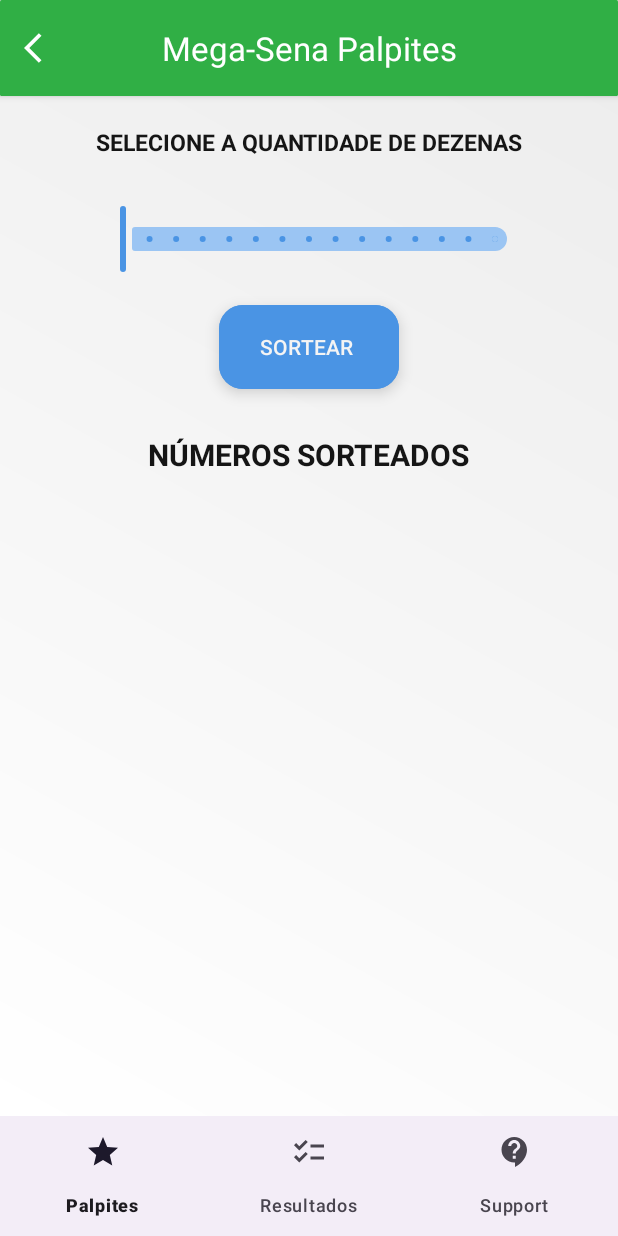
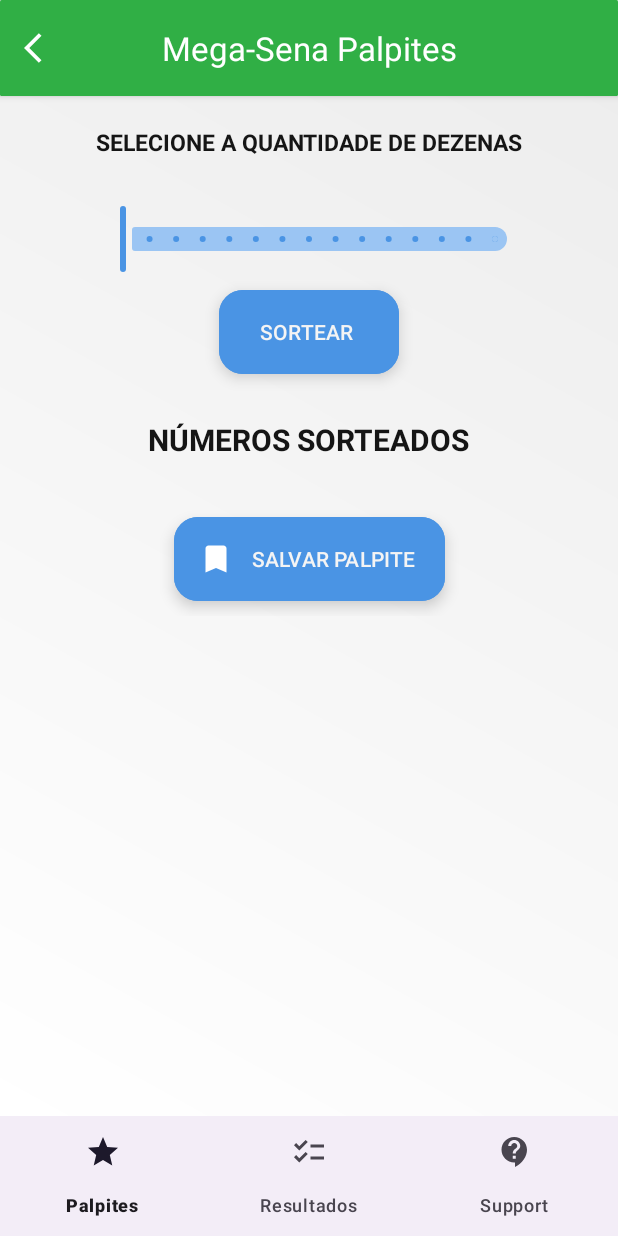
Before and after one commit to danielhungria/MinhaSorteApp, an Android app: the screen it shows after launch (MainActivity), after a tap on an icon or button, on a phone screen of 412 x 824 dp. Run offline under Robolectric (Android 15) with nearby library versions, the phone set to English and light mode, and no system bars; our stand-ins replace AdMob, Dagger/Hilt's generated code, Firebase (no records; nobody signed in at launch, a user with empty details on screens opened directly), Room's generated code, navigation-ui; network calls fail; pictures from the network do not load.

Commit message:
feature: button save palpites

```diff
--- a/app/src/main/java/br/com/minhasortemegasena/ui/games/megasena/MainFragment.kt
+++ b/app/src/main/java/br/com/minhasortemegasena/ui/games/megasena/MainFragment.kt
@@ -78,7 +78,7 @@
         binding.buttonFragmentMain.setOnClickListener {
             viewModel.generateRandomNumbers(sliderValue)
             viewModel.submitList(mainAdapter)
-            viewModel.onSaveEvent()
+//            viewModel.onSaveEvent()
         }
     }
 
--- /dev/null
+++ b/app/src/main/res/drawable/baseline_bookmark_24.xml
@@ -0,0 +1,5 @@
+<vector android:height="24dp" android:tint="#FFFFFF"
+    android:viewportHeight="24" android:viewportWidth="24"
+    android:width="24dp" xmlns:android="http://schemas.android.com/apk/res/android">
+    <path android:fillColor="@android:color/white" android:pathData="M17,3H7c-1.1,0 -1.99,0.9 -1.99,2L5,21l7,-3 7,3V5c0,-1.1 -0.9,-2 -2,-2z"/>
+</vector>
--- a/app/src/main/res/layout/fragment_main.xml
+++ b/app/src/main/res/layout/fragment_main.xml
@@ -90,7 +90,6 @@
                 app:layout_constraintTop_toBottomOf="@+id/text_view_dezenas_fragment_main"
                 app:thumbColor="#4A94E4"
                 app:trackColor="#9BC5F3"
-
                 />
 
             <com.google.android.gms.ads.AdView
@@ -105,7 +104,8 @@
                 ads:adUnitId="@string/ad_banner_default"
                 ads:layout_constraintEnd_toEndOf="parent"
                 ads:layout_constraintStart_toStartOf="parent"
-                ads:layout_constraintTop_toBottomOf="@+id/slider_fragment_main">
+                ads:layout_constraintTop_toBottomOf="@+id/slider_fragment_main"
+                android:visibility="gone">
 
             </com.google.android.gms.ads.AdView>
 
@@ -127,11 +127,29 @@
                 android:id="@+id/gridlayout_fragment_main"
                 android:layout_width="match_parent"
                 android:layout_height="wrap_content"
-                app:layout_constraintTop_toBottomOf="@+id/text_view_title_fragment_main"
+                app:layout_constraintTop_toBottomOf="@+id/adView2_main_fragment"
                 app:layout_constraintStart_toStartOf="parent"
                 tools:listitem="@layout/item_sorted_number"
                 app:layoutManager="androidx.recyclerview.widget.GridLayoutManager"
                 android:orientation="horizontal"
+                />
+
+            <com.google.android.material.floatingactionbutton.ExtendedFloatingActionButton
+                android:id="@+id/button_save_sorted_number"
+                android:layout_width="wrap_content"
+                android:layout_height="wrap_content"
+                android:layout_marginTop="30dp"
+                android:backgroundTint="#4A94E4"
+                android:text="SALVAR PALPITE"
+                android:textAlignment="center"
+                android:textColor="#FFF4F4F4"
+                app:layout_constraintEnd_toEndOf="parent"
+                app:layout_constraintStart_toStartOf="parent"
+                app:icon="@drawable/baseline_bookmark_24"
+                app:iconTint="@color/white"
+                app:layout_constraintTop_toBottomOf="@+id/gridlayout_fragment_main"
+                app:layout_constraintBottom_toBottomOf="parent"
+                android:layout_marginBottom="10dp"
                 />
 
 
@@ -147,7 +165,8 @@
                 app:layout_constraintEnd_toEndOf="parent"
                 app:layout_constraintHorizontal_bias="0.0"
                 app:layout_constraintStart_toStartOf="parent"
-                app:layout_constraintTop_toBottomOf="@+id/gridlayout_fragment_main">
+                app:layout_constraintTop_toBottomOf="@+id/text_view_title_fragment_main"
+                android:visibility="visible">
 
             </com.google.android.gms.ads.AdView>
 
```
Also changed, not shown: 1 other file.
